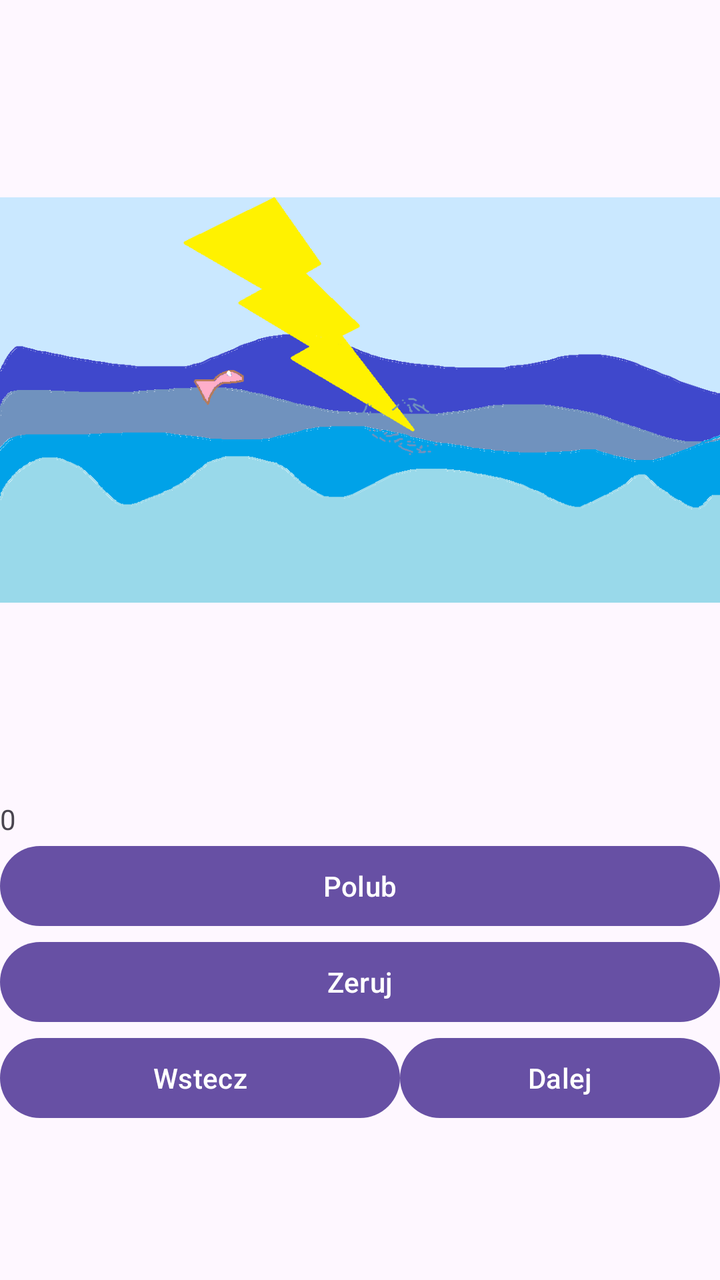
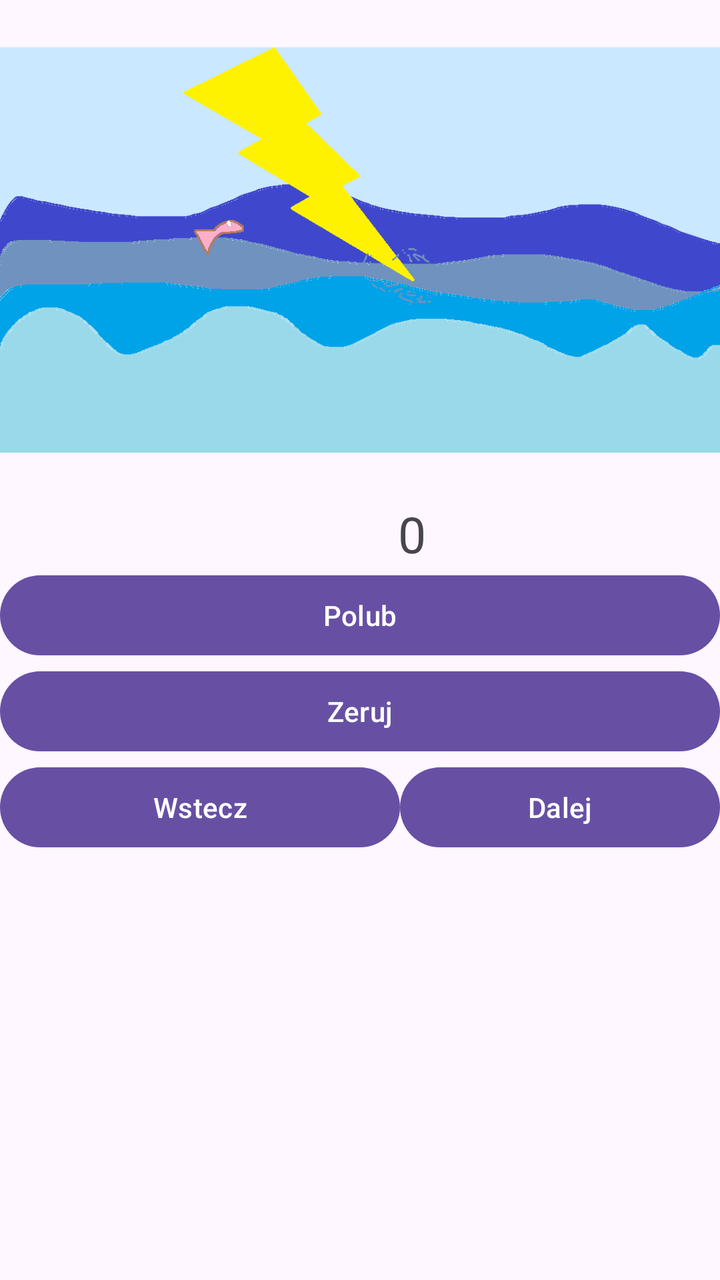

Screens rendered from an Android XML layout before and after an edit, with the pre-edit source and the edit as a unified diff.
<!-- AndroidManifest.xml: application theme Theme.Kartkowka20listopada -->
<!-- res/layout/activity_main.xml -->
<?xml version="1.0" encoding="utf-8"?>
<LinearLayout xmlns:android="http://schemas.android.com/apk/res/android"
    xmlns:app="http://schemas.android.com/apk/res-auto"
    xmlns:tools="http://schemas.android.com/tools"
    android:id="@+id/main"
    android:layout_width="match_parent"
    android:layout_height="match_parent"
    android:orientation="vertical"
    tools:context=".MainActivity">

    <ImageView
        android:id="@+id/imageView"
        android:layout_width="wrap_content"
        android:layout_height="400dp"
        app:srcCompat="@drawable/burza" />

    <TextView
        android:layout_width="wrap_content"
        android:layout_height="wrap_content"
        android:text="0" />

    <Button
        android:id="@+id/buttonPol"
        android:layout_width="match_parent"
        android:layout_height="wrap_content"
        android:text="Polub" />

    <Button
        android:id="@+id/buttonZer"
        android:layout_width="match_parent"
        android:layout_height="wrap_content"
        android:text="Zeruj" />

    <LinearLayout
        android:layout_width="match_parent"
        android:layout_height="match_parent"
        android:orientation="horizontal">

        <Button
            android:id="@+id/buttonWst"
            android:layout_width="200dp"
            android:layout_height="wrap_content"
            android:text="Wstecz" />

        <Button
            android:id="@+id/buttonDal"
            android:layout_width="match_parent"
            android:layout_height="wrap_content"
            android:text="Dalej" />
    </LinearLayout>

</LinearLayout>
<!-- resources referenced by this layout -->
<resources>
  <!-- drawable burza: png bitmap (drawable, 18820 bytes) -->
  <style name="Theme.Kartkowka20listopada" parent="Base.Theme.Kartkowka20listopada" />
  <style name="Base.Theme.Kartkowka20listopada" parent="Theme.Material3.DayNight.NoActionBar">
          
          
      </style>
</resources>

<!-- the commit's change to res/layout/activity_main.xml (unified diff, before → after) -->
@@ -11,12 +11,15 @@
     <ImageView
         android:id="@+id/imageView"
         android:layout_width="wrap_content"
-        android:layout_height="400dp"
+        android:layout_height="250dp"
         app:srcCompat="@drawable/burza" />
 
     <TextView
-        android:layout_width="wrap_content"
+        android:id="@+id/Tekst"
+        android:layout_width="match_parent"
         android:layout_height="wrap_content"
+        android:paddingLeft="199dp"
+        android:textSize="25dp"
         android:text="0" />
 
     <Button
